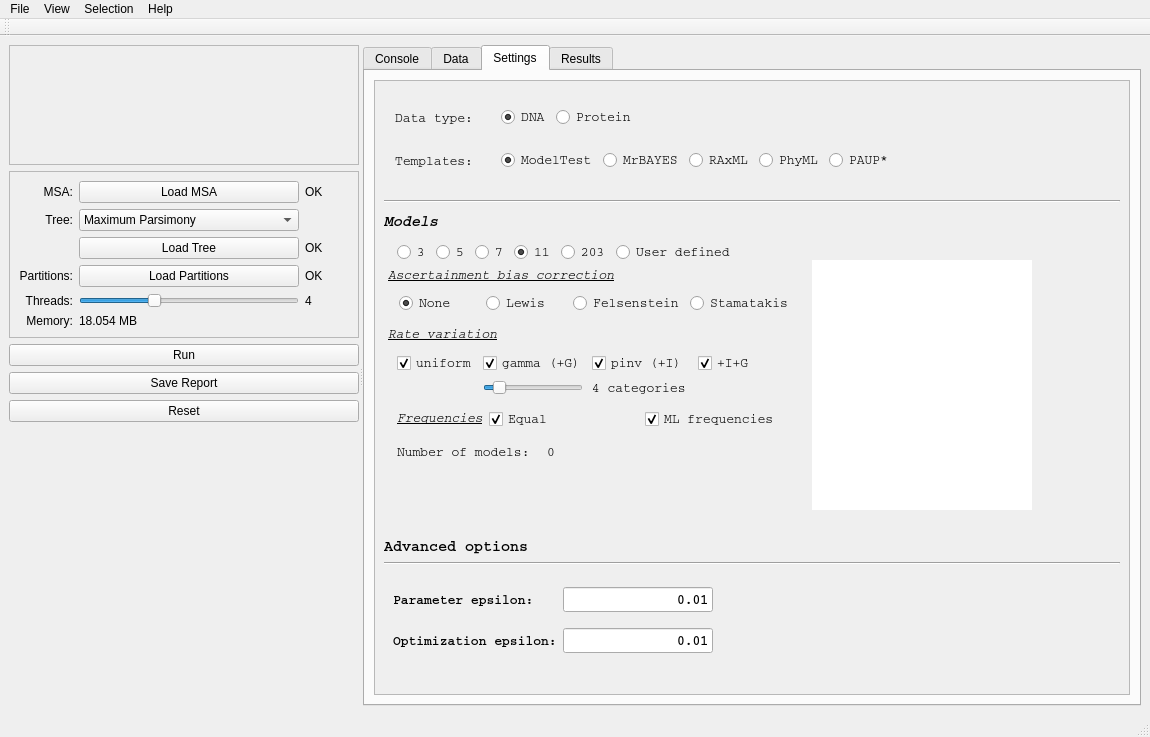
First picture: the form in src/gui2/xmodeltestfancy.ui, repository ddarriba/modeltest, before the edit.
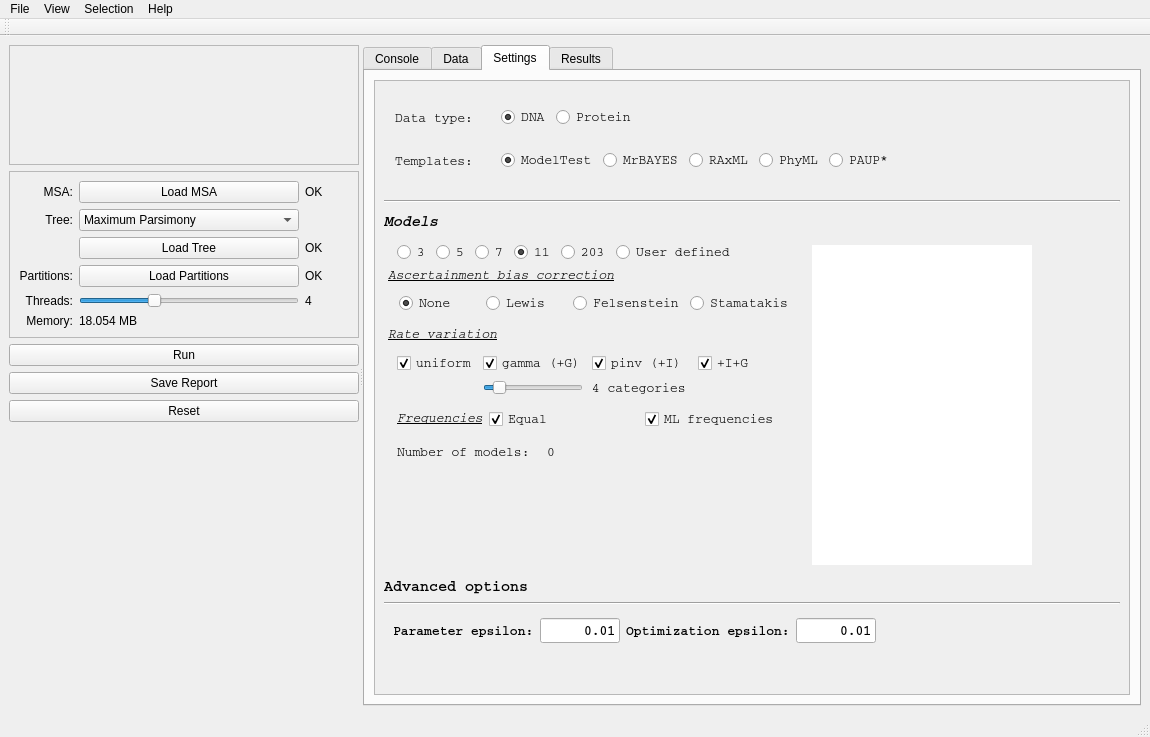
Second picture: the form after the edit. The open tabs and pages were chosen to show the change. Icons and pictures are not drawn.

```diff
--- a/src/gui2/xmodeltestfancy.ui
+++ b/src/gui2/xmodeltestfancy.ui
@@ -700,8 +700,8 @@
                 <rect>
                  <x>0</x>
                  <y>0</y>
-                 <width>718</width>
-                 <height>606</height>
+                 <width>736</width>
+                 <height>589</height>
                 </rect>
                </property>
                <layout class="QVBoxLayout" name="verticalLayout_9">
@@ -1121,7 +1121,7 @@
                      <property name="minimumSize">
                       <size>
                        <width>0</width>
-                       <height>290</height>
+                       <height>330</height>
                       </size>
                      </property>
                      <property name="frameShape">
@@ -2053,13 +2053,13 @@
                         <property name="minimumSize">
                          <size>
                           <width>220</width>
-                          <height>0</height>
+                          <height>300</height>
                          </size>
                         </property>
                         <property name="maximumSize">
                          <size>
                           <width>220</width>
-                          <height>250</height>
+                          <height>320</height>
                          </size>
                         </property>
                         <property name="font">
@@ -2136,13 +2136,13 @@
                   <property name="minimumSize">
                    <size>
                     <width>0</width>
-                    <height>100</height>
+                    <height>40</height>
                    </size>
                   </property>
                   <property name="maximumSize">
                    <size>
                     <width>16777215</width>
-                    <height>135</height>
+                    <height>40</height>
                    </size>
                   </property>
                   <property name="font">
@@ -2161,81 +2161,7 @@
                    <property name="verticalSpacing">
                     <number>0</number>
                    </property>
-                   <item row="2" column="1">
-                    <widget class="QLineEdit" name="txtOptEpsilon">
-                     <property name="minimumSize">
-                      <size>
-                       <width>0</width>
-                       <height>20</height>
-                      </size>
-                     </property>
-                     <property name="maximumSize">
-                      <size>
-                       <width>150</width>
-                       <height>25</height>
-                      </size>
-                     </property>
-                     <property name="font">
-                      <font>
-                       <family>Courier</family>
-                       <pointsize>10</pointsize>
-                       <weight>75</weight>
-                       <italic>false</italic>
-                       <bold>true</bold>
-                      </font>
-                     </property>
-                     <property name="toolTip">
-                      <string>&lt;html&gt;&lt;head/&gt;&lt;body&gt;&lt;p&gt;Epsilon threshold for &lt;span style=&quot; font-weight:600;&quot;&gt;model&lt;/span&gt; optimization&lt;/p&gt;&lt;/body&gt;&lt;/html&gt;</string>
-                     </property>
-                     <property name="text">
-                      <string notr="true">0.01</string>
-                     </property>
-                     <property name="maxLength">
-                      <number>10</number>
-                     </property>
-                     <property name="alignment">
-                      <set>Qt::AlignRight|Qt::AlignTrailing|Qt::AlignVCenter</set>
-                     </property>
-                    </widget>
-                   </item>
-                   <item row="1" column="1">
-                    <widget class="QLineEdit" name="txtParEpsilon">
-                     <property name="minimumSize">
-                      <size>
-                       <width>0</width>
-                       <height>20</height>
-                      </size>
-                     </property>
-                     <property name="maximumSize">
-                      <size>
-                       <width>150</width>
-                       <height>25</height>
-                      </size>
-                     </property>
-                     <property name="font">
-                      <font>
-                       <family>Courier</family>
-                       <pointsize>10</pointsize>
-                       <weight>75</weight>
-                       <italic>false</italic>
-                       <bold>true</bold>
-                      </font>
-                     </property>
-                     <property name="toolTip">
-                      <string>&lt;html&gt;&lt;head/&gt;&lt;body&gt;&lt;p&gt;Epsilon threshold for &lt;span style=&quot; font-weight:600;&quot;&gt;single parameter&lt;/span&gt; optimization&lt;/p&gt;&lt;/body&gt;&lt;/html&gt;</string>
-                     </property>
-                     <property name="text">
-                      <string notr="true">0.01</string>
-                     </property>
-                     <property name="maxLength">
-                      <number>10</number>
-                     </property>
-                     <property name="alignment">
-                      <set>Qt::AlignRight|Qt::AlignTrailing|Qt::AlignVCenter</set>
-                     </property>
-                    </widget>
-                   </item>
-                   <item row="1" column="0">
+                   <item row="3" column="0">
                     <widget class="QLabel" name="lblParEpsText">
                      <property name="minimumSize">
                       <size>
@@ -2263,7 +2189,57 @@
                      </property>
                     </widget>
                    </item>
-                   <item row="2" column="0">
+                   <item row="3" column="1">
+                    <widget class="QLineEdit" name="txtParEpsilon">
+                     <property name="minimumSize">
+                      <size>
+                       <width>0</width>
+                       <height>20</height>
+                      </size>
+                     </property>
+                     <property name="maximumSize">
+                      <size>
+                       <width>80</width>
+                       <height>25</height>
+                      </size>
+                     </property>
+                     <property name="font">
+                      <font>
+                       <family>Courier</family>
+                       <pointsize>10</pointsize>
+                       <weight>75</weight>
+                       <italic>false</italic>
+                       <bold>true</bold>
+                      </font>
+                     </property>
+                     <property name="toolTip">
+                      <string>&lt;html&gt;&lt;head/&gt;&lt;body&gt;&lt;p&gt;Epsilon threshold for &lt;span style=&quot; font-weight:600;&quot;&gt;single parameter&lt;/span&gt; optimization&lt;/p&gt;&lt;/body&gt;&lt;/html&gt;</string>
+                     </property>
+                     <property name="text">
+                      <string notr="true">0.01</string>
+                     </property>
+                     <property name="maxLength">
+                      <number>10</number>
+                     </property>
+                     <property name="alignment">
+                      <set>Qt::AlignRight|Qt::AlignTrailing|Qt::AlignVCenter</set>
+                     </property>
+                    </widget>
+                   </item>
+                   <item row="3" column="4">
+                    <spacer name="horizontalSpacer_18">
+                     <property name="orientation">
+                      <enum>Qt::Horizontal</enum>
+                     </property>
+                     <property name="sizeHint" stdset="0">
+                      <size>
+                       <width>40</width>
+                       <height>20</height>
+                      </size>
+                     </property>
+                    </spacer>
+                   </item>
+                   <item row="3" column="2">
                     <widget class="QLabel" name="lblOptEpsText">
                      <property name="minimumSize">
                       <size>
@@ -2291,18 +2267,42 @@
                      </property>
                     </widget>
                    </item>
-                   <item row="1" column="2">
-                    <spacer name="horizontalSpacer_18">
-                     <property name="orientation">
-                      <enum>Qt::Horizontal</enum>
-                     </property>
-                     <property name="sizeHint" stdset="0">
+                   <item row="3" column="3">
+                    <widget class="QLineEdit" name="txtOptEpsilon">
+                     <property name="minimumSize">
                       <size>
-                       <width>40</width>
+                       <width>0</width>
                        <height>20</height>
                       </size>
                      </property>
-                    </spacer>
+                     <property name="maximumSize">
+                      <size>
+                       <width>80</width>
+                       <height>25</height>
+                      </size>
+                     </property>
+                     <property name="font">
+                      <font>
+                       <family>Courier</family>
+                       <pointsize>10</pointsize>
+                       <weight>75</weight>
+                       <italic>false</italic>
+                       <bold>true</bold>
+                      </font>
+                     </property>
+                     <property name="toolTip">
+                      <string>&lt;html&gt;&lt;head/&gt;&lt;body&gt;&lt;p&gt;Epsilon threshold for &lt;span style=&quot; font-weight:600;&quot;&gt;model&lt;/span&gt; optimization&lt;/p&gt;&lt;/body&gt;&lt;/html&gt;</string>
+                     </property>
+                     <property name="text">
+                      <string notr="true">0.01</string>
+                     </property>
+                     <property name="maxLength">
+                      <number>10</number>
+                     </property>
+                     <property name="alignment">
+                      <set>Qt::AlignRight|Qt::AlignTrailing|Qt::AlignVCenter</set>
+                     </property>
+                    </widget>
                    </item>
                   </layout>
                  </widget>
```
Left out of the diff: 7 changed lines with no effect on the pictures.
